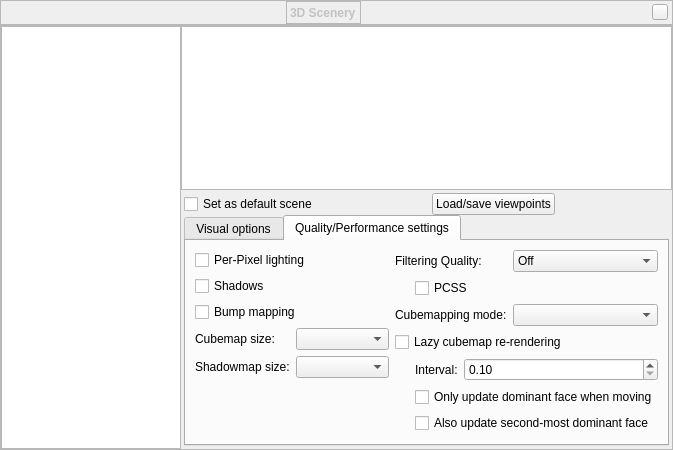
The window that plugins/Scenery3d/src/gui/scenery3dDialog.ui (519984307/stellarium_src) describes before a commit, drawn with Qt 5.
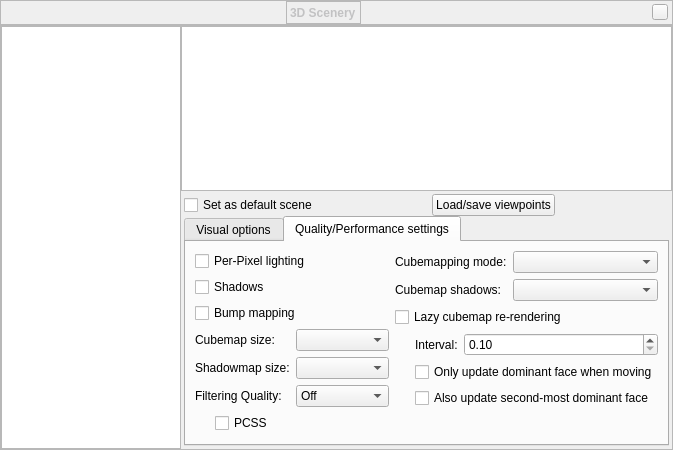
The same window after the commit. Custom widgets are drawn as their Qt base class.

Commit message: Some preparations for the different cubemap shadow modes

What changed in the file:
```diff
--- a/plugins/Scenery3d/src/gui/scenery3dDialog.ui
+++ b/plugins/Scenery3d/src/gui/scenery3dDialog.ui
@@ -545,14 +545,7 @@
                      </property>
                     </widget>
                    </item>
-                  </layout>
-                 </item>
-                 <item>
-                  <layout class="QFormLayout" name="formLayout_2">
-                   <property name="fieldGrowthPolicy">
-                    <enum>QFormLayout::AllNonFixedFieldsGrow</enum>
-                   </property>
-                   <item row="1" column="0">
+                   <item row="5" column="0">
                     <widget class="QLabel" name="label_2">
                      <property name="text">
                       <string>Filtering Quality:</string>
@@ -562,7 +555,7 @@
                      </property>
                     </widget>
                    </item>
-                   <item row="1" column="1">
+                   <item row="5" column="1">
                     <widget class="QComboBox" name="comboBoxShadowFiltering">
                      <item>
                       <property name="text">
@@ -581,23 +574,27 @@
                      </item>
                     </widget>
                    </item>
-                   <item row="5" column="0">
-                    <widget class="QLabel" name="label_3">
-                     <property name="text">
-                      <string>Cubemapping mode:</string>
+                   <item row="6" column="0" colspan="2">
+                    <layout class="QFormLayout" name="formLayout_5">
+                     <property name="leftMargin">
+                      <number>20</number>
                      </property>
-                     <property name="buddy">
-                      <cstring>comboBoxCubemapMode</cstring>
-                     </property>
-                    </widget>
+                     <item row="0" column="0" colspan="2">
+                      <widget class="QCheckBox" name="checkBoxPCSS">
+                       <property name="text">
+                        <string>PCSS</string>
+                       </property>
+                      </widget>
+                     </item>
+                    </layout>
                    </item>
-                   <item row="5" column="1">
-                    <widget class="QComboBox" name="comboBoxCubemapMode">
-                     <property name="toolTip">
-                      <string>&lt;html&gt;&lt;head/&gt;&lt;body&gt;&lt;p&gt;This determines the way the scene is rendered when Stellarium uses a projection other than &amp;quot;Perspective&amp;quot;. The scene is always rendered onto a cube, and this cube is then warped according to the real projection. The cube is described using an image called &amp;quot;cubemap&amp;quot;.&lt;/p&gt;&lt;p&gt;&lt;span style=&quot; font-weight:600;&quot;&gt;6 Textures&lt;/span&gt; uses 6 single textures, one for each cube side. This is the most compatible method, but may be slower than the others.&lt;/p&gt;&lt;p&gt;&lt;span style=&quot; font-weight:600;&quot;&gt;Cubemap&lt;/span&gt; uses a single GL_TEXTURE_CUBEMAP. Recommended for most users.&lt;/p&gt;&lt;p&gt;&lt;span style=&quot; font-weight:600;&quot;&gt;Geometry shader&lt;/span&gt; uses a modern GPU feature to render all 6 sides of the cube at once. It may be the fastest method depending on the scene and your GPU hardware. If not supported, this cannot be selected.&lt;/p&gt;&lt;/body&gt;&lt;/html&gt;</string>
-                     </property>
-                    </widget>
-                   </item>
+                  </layout>
+                 </item>
+                 <item>
+                  <layout class="QFormLayout" name="formLayout_2">
+                   <property name="fieldGrowthPolicy">
+                    <enum>QFormLayout::AllNonFixedFieldsGrow</enum>
+                   </property>
                    <item row="6" column="0" colspan="2">
                     <widget class="QCheckBox" name="checkBoxEnableLazyDrawing">
                      <property name="toolTip">
@@ -664,19 +661,39 @@
                      </item>
                     </layout>
                    </item>
-                   <item row="3" column="0" colspan="2">
-                    <layout class="QFormLayout" name="formLayout_5">
-                     <property name="leftMargin">
-                      <number>20</number>
+                   <item row="1" column="0">
+                    <widget class="QLabel" name="label_3">
+                     <property name="text">
+                      <string>Cubemapping mode:</string>
                      </property>
-                     <item row="0" column="0" colspan="2">
-                      <widget class="QCheckBox" name="checkBoxPCSS">
-                       <property name="text">
-                        <string>PCSS</string>
-                       </property>
-                      </widget>
-                     </item>
-                    </layout>
+                     <property name="buddy">
+                      <cstring>comboBoxCubemapMode</cstring>
+                     </property>
+                    </widget>
+                   </item>
+                   <item row="1" column="1">
+                    <widget class="QComboBox" name="comboBoxCubemapMode">
+                     <property name="toolTip">
+                      <string>&lt;html&gt;&lt;head/&gt;&lt;body&gt;&lt;p&gt;This determines the way the scene is rendered when Stellarium uses a projection other than &amp;quot;Perspective&amp;quot;. The scene is always rendered onto a cube, and this cube is then warped according to the real projection. The cube is described using an image called &amp;quot;cubemap&amp;quot;.&lt;/p&gt;&lt;p&gt;&lt;span style=&quot; font-weight:600;&quot;&gt;6 Textures&lt;/span&gt; uses 6 single textures, one for each cube side. This is the most compatible method, but may be slower than the others.&lt;/p&gt;&lt;p&gt;&lt;span style=&quot; font-weight:600;&quot;&gt;Cubemap&lt;/span&gt; uses a single GL_TEXTURE_CUBEMAP. Recommended for most users.&lt;/p&gt;&lt;p&gt;&lt;span style=&quot; font-weight:600;&quot;&gt;Geometry shader&lt;/span&gt; uses a modern GPU feature to render all 6 sides of the cube at once. It may be the fastest method depending on the scene and your GPU hardware. If not supported, this cannot be selected.&lt;/p&gt;&lt;/body&gt;&lt;/html&gt;</string>
+                     </property>
+                    </widget>
+                   </item>
+                   <item row="2" column="0">
+                    <widget class="QLabel" name="label_6">
+                     <property name="text">
+                      <string>Cubemap shadows:</string>
+                     </property>
+                     <property name="buddy">
+                      <cstring>comboBoxCubemapShadowMode</cstring>
+                     </property>
+                    </widget>
+                   </item>
+                   <item row="2" column="1">
+                    <widget class="QComboBox" name="comboBoxCubemapShadowMode">
+                     <property name="toolTip">
+                      <string>&lt;html&gt;&lt;head/&gt;&lt;body&gt;&lt;p&gt;This determines how shadows are displayed in Cubemapping mode.&lt;/p&gt;&lt;p&gt;&lt;span style=&quot; font-weight:600;&quot;&gt;View-optimized&lt;/span&gt; works similar to the non-cubemapping mode, and is the fastest mode. When using high FOV values, shadows may be missing for some parts of the image.&lt;/p&gt;&lt;p&gt;&lt;span style=&quot; font-weight:600;&quot;&gt;Basic&lt;/span&gt; does not have missing shadows, but worse shadow quality. Its a bit slower than &amp;quot;View-optimized&amp;quot;&lt;/p&gt;&lt;p&gt;&lt;span style=&quot; font-weight:600;&quot;&gt;Full&lt;/span&gt; uses full-quality shadows for all sides. This is the slowest method by far.&lt;/p&gt;&lt;/body&gt;&lt;/html&gt;</string>
+                     </property>
+                    </widget>
                    </item>
                   </layout>
                  </item>
```
Left out of the diff: 3 changed lines with no effect on the pictures. The commit also changes 9 other files.
